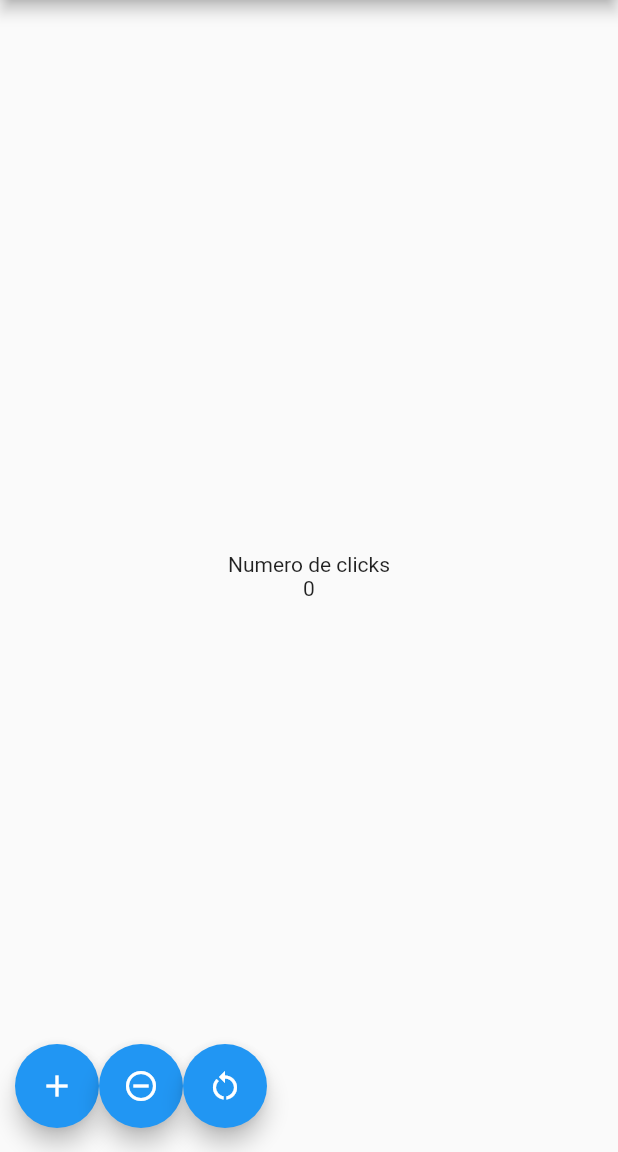
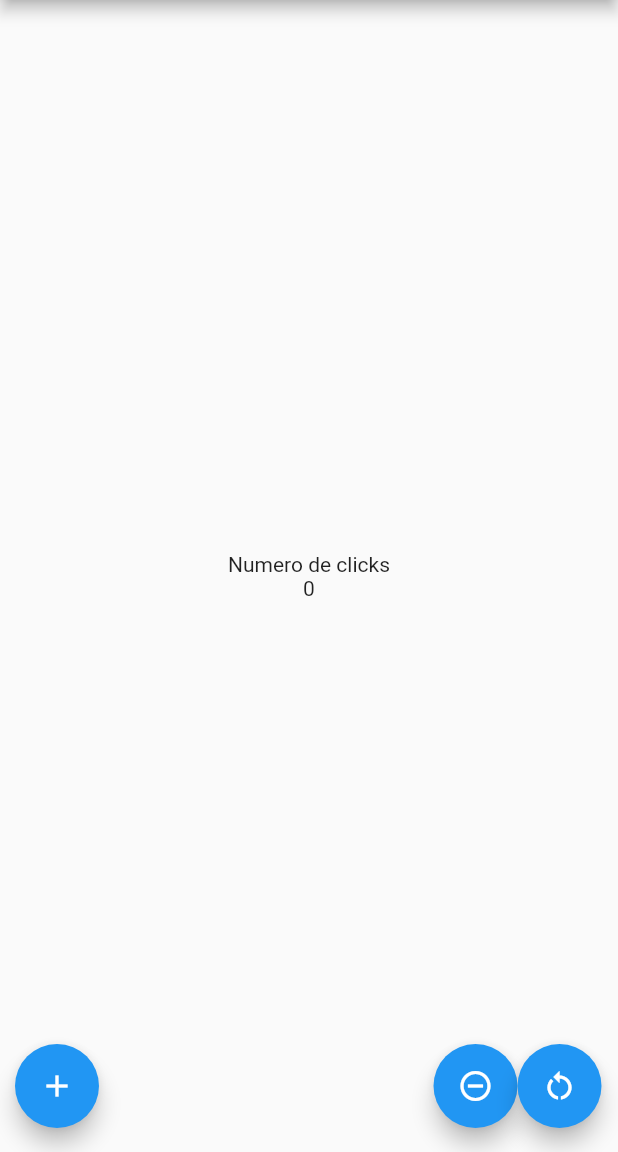
Before and after one commit to VictorDavidGR/Flutter, a Flutter app: the screen it shows after launch, on a phone screen of 412 x 824 dp, the part 84-1236 px from its top. Run offline on Flutter 3.47's test engine with Material 2 defaults, Android fonts, the phone set to English and light mode, and no system bars.

Commit message:
segundo commit

```diff
--- a/lib/pages/home_page.dart
+++ b/lib/pages/home_page.dart
@@ -41,7 +41,7 @@ class _HomePageState extends State<HomePage> {
             FloatingActionButton(
               child: const Icon(Icons.add),
               onPressed: ()=>_botonSuma()),
-
+            SizedBox(width: 223),
             FloatingActionButton(
               child: const Icon(Icons.remove_circle_outline),
               onPressed: ()=>_botonRestar()),
```
